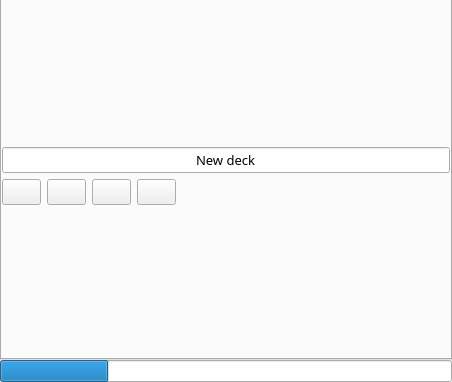
Qt form mainwindow.ui (supertriodo/Arena-Tracker) before a commit; both pictures show x 0 to 452 and y 233 to 615 of the 452 by 615 pixel window.
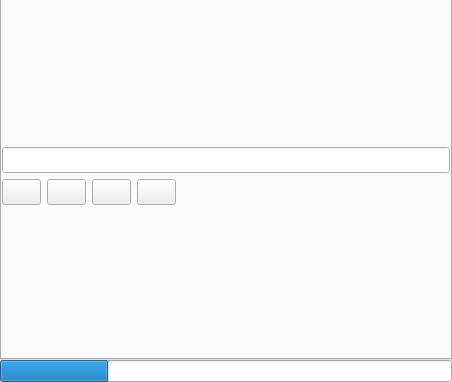
The same form after that commit. The open tabs and pages were chosen to show the change. Icons and pictures are not drawn. Custom widgets are drawn as their Qt base class.

Commit message: Add new deck functionality. Ask user about unsaved decks when loading/new.

What changed in the file:
```diff
--- a/mainwindow.ui
+++ b/mainwindow.ui
@@ -1001,7 +1001,7 @@
             <item>
              <widget class="QLineEdit" name="deckLineEdit">
               <property name="text">
-               <string>New deck</string>
+               <string/>
               </property>
               <property name="alignment">
                <set>Qt::AlignCenter</set>
```
Left out of the diff: 2 changed lines with no effect on the pictures. The commit also changes 3 other files.
